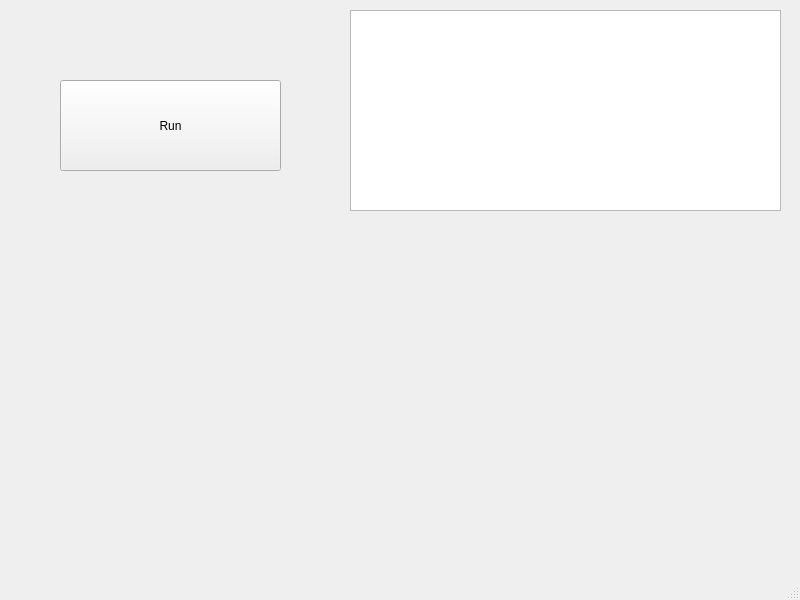
Above: form.ui from christianniebling/peak_detector before the change. Below: the same form after it.
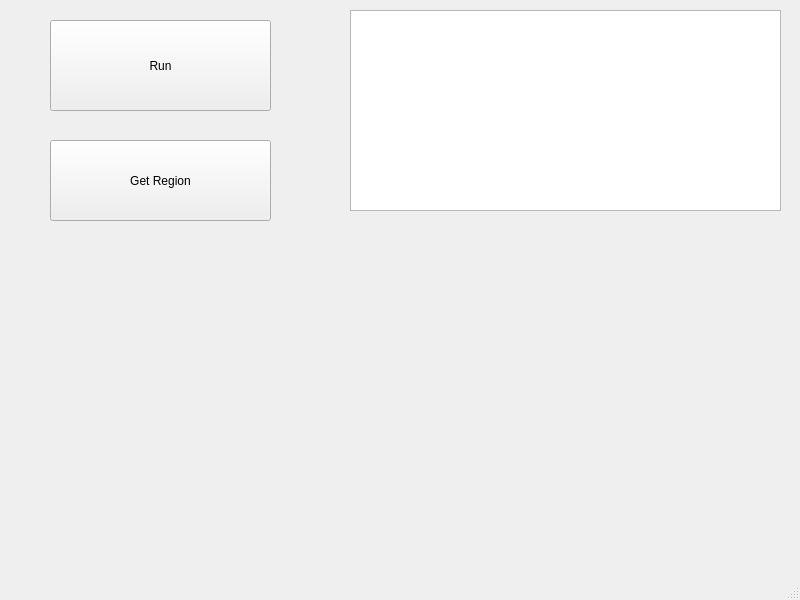
That is the form after the change. Custom widgets are drawn as their Qt base class.

Commit message: Updated GUI to have bounding region markers

The edit to the form file:
```diff
--- a/form.ui
+++ b/form.ui
@@ -17,8 +17,8 @@
    <widget class="QPushButton" name="button1">
     <property name="geometry">
      <rect>
-      <x>60</x>
-      <y>80</y>
+      <x>50</x>
+      <y>20</y>
       <width>221</width>
       <height>91</height>
      </rect>
@@ -47,6 +47,19 @@
      </rect>
     </property>
    </widget>
+   <widget class="QPushButton" name="button2">
+    <property name="geometry">
+     <rect>
+      <x>50</x>
+      <y>140</y>
+      <width>221</width>
+      <height>81</height>
+     </rect>
+    </property>
+    <property name="text">
+     <string>Get Region</string>
+    </property>
+   </widget>
   </widget>
   <widget class="QMenuBar" name="menubar">
    <property name="geometry">
```
The commit also changes 2 other files.
